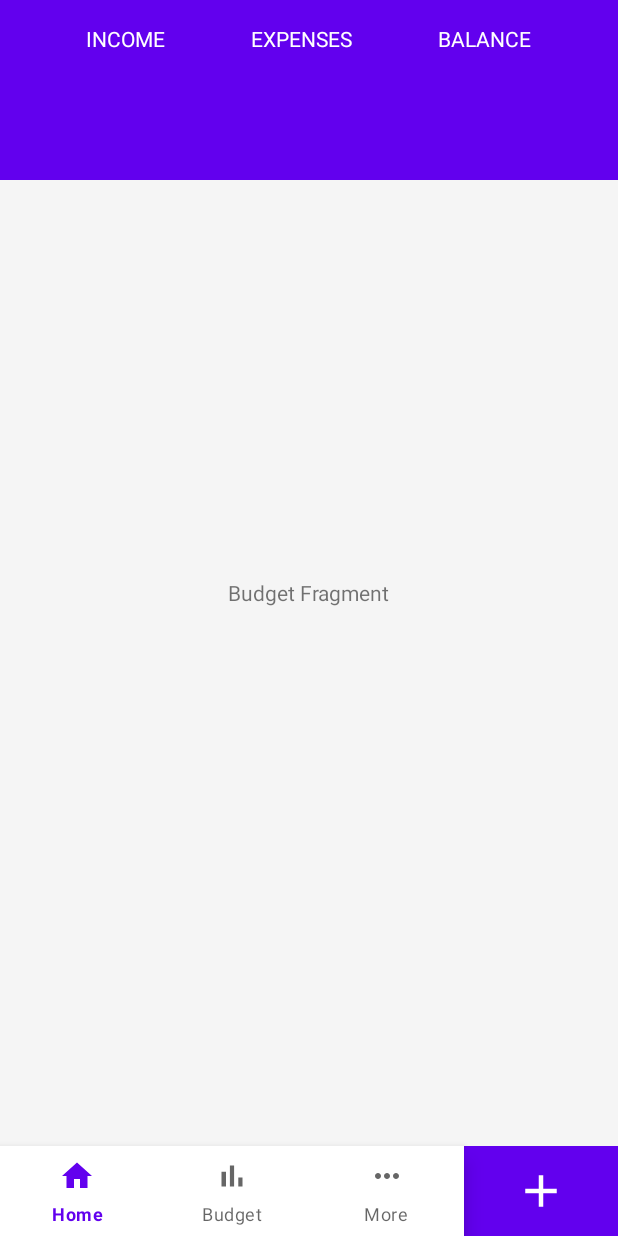
After one commit to Omar-su/TDA367-LEEFO-Project, an Android app: the fragment BudgetFragment placed in its activity, on a phone screen of 412 x 824 dp. The commit adds this screen. Run offline under Robolectric (Android 15) with nearby library versions, the phone set to English and light mode, and no system bars.

Commit message:
added on item clicked method for the bottomnavigation. added frameLayouts. Added BudgetFragment. BudgetFragment cannot be opened yet. Added makeToas method to help test new code.

```diff
--- a/app/build.gradle
+++ b/app/build.gradle
@@ -32,6 +32,7 @@ dependencies {
     implementation 'androidx.appcompat:appcompat:1.3.1'
     implementation 'com.google.android.material:material:1.4.0'
     implementation 'androidx.constraintlayout:constraintlayout:2.1.0'
+    implementation 'androidx.legacy:legacy-support-v4:1.0.0'
     testImplementation 'junit:junit:4.+'
     androidTestImplementation 'androidx.test.ext:junit:1.1.3'
     androidTestImplementation 'androidx.test.espresso:espresso-core:3.4.0'
--- /dev/null
+++ b/app/src/main/java/com/leefo/budgetapplication/view/BudgetFragment.java
@@ -0,0 +1,26 @@
+package com.leefo.budgetapplication.view;
+
+import android.os.Bundle;
+
+import androidx.fragment.app.Fragment;
+
+import android.view.LayoutInflater;
+import android.view.View;
+import android.view.ViewGroup;
+
+import com.leefo.budgetapplication.R;
+
+
+public class BudgetFragment extends Fragment {
+
+    public BudgetFragment() {
+        // Required empty public constructor
+    }
+
+
+    @Override
+    public View onCreateView(LayoutInflater inflater, ViewGroup container, Bundle savedInstanceState) {
+        // Inflate the layout for this fragment
+        return inflater.inflate(R.layout.fragment_budget, container, false);
+    }
+}
--- a/app/src/main/res/layout/activity_main.xml
+++ b/app/src/main/res/layout/activity_main.xml
@@ -7,8 +7,19 @@
     android:background="@color/grey_background"
     tools:context=".view.MainActivity">
 
+    <FrameLayout
+        android:id="@+id/FrameLayout_large"
+        android:layout_width="match_parent"
+        android:layout_height="0dp"
+        app:layout_constraintBottom_toTopOf="@+id/bottomNavigationView"
+        app:layout_constraintEnd_toEndOf="parent"
+        app:layout_constraintStart_toStartOf="parent"
+        app:layout_constraintTop_toTopOf="@+id/constraintLayout">
+
+    </FrameLayout>
+
     <com.google.android.material.bottomnavigation.BottomNavigationView
-        android:id="@+id/bottomNavigationView"
+        android:id="@+id/bottomNavigation"
         android:layout_width="0dp"
         android:layout_height="60dp"
         android:background="?android:attr/windowBackground"
@@ -30,6 +41,7 @@
         />
 
     <androidx.constraintlayout.widget.ConstraintLayout
+        android:id="@+id/constraintLayout"
         android:layout_width="match_parent"
         android:layout_height="120dp"
         android:background="@color/purple_500"
@@ -75,5 +87,16 @@
 
     </androidx.constraintlayout.widget.ConstraintLayout>
 
+    <FrameLayout
+        android:id="@+id/FrameLayout_middleSection_Home"
+        android:layout_width="match_parent"
+        android:layout_height="549dp"
+        app:layout_constraintBottom_toTopOf="@+id/bottomNavigationView"
+        app:layout_constraintEnd_toEndOf="parent"
+        app:layout_constraintStart_toStartOf="parent"
+        app:layout_constraintTop_toBottomOf="@+id/constraintLayout">
+
+    </FrameLayout>
+
 
 </androidx.constraintlayout.widget.ConstraintLayout>
--- /dev/null
+++ b/app/src/main/res/layout/fragment_budget.xml
@@ -0,0 +1,18 @@
+<?xml version="1.0" encoding="utf-8"?>
+<androidx.constraintlayout.widget.ConstraintLayout xmlns:android="http://schemas.android.com/apk/res/android"
+    xmlns:app="http://schemas.android.com/apk/res-auto"
+    xmlns:tools="http://schemas.android.com/tools"
+    android:layout_width="match_parent"
+    android:layout_height="match_parent"
+    tools:context=".view.BudgetFragment">
+
+    <TextView
+        android:id="@+id/textView"
+        android:layout_width="wrap_content"
+        android:layout_height="wrap_content"
+        android:text="Budget Fragment"
+        app:layout_constraintBottom_toBottomOf="parent"
+        app:layout_constraintEnd_toEndOf="parent"
+        app:layout_constraintStart_toStartOf="parent"
+        app:layout_constraintTop_toTopOf="parent" />
+</androidx.constraintlayout.widget.ConstraintLayout>
--- a/app/src/main/res/values/strings.xml
+++ b/app/src/main/res/values/strings.xml
@@ -6,4 +6,6 @@
     <string name="Total_Income_title">INCOME</string>
     <string name="Total_Expense_title">EXPENSES</string>
     <string name="Balance_title">BALANCE</string>
+    <!-- TODO: Remove or change this placeholder text -->
+    <string name="hello_blank_fragment">Hello blank fragment</string>
 </resources>
```
Also changed, not shown: app/src/main/java/com/leefo/budgetapplication/view/MainActivity.java (+38 -0 lines).
